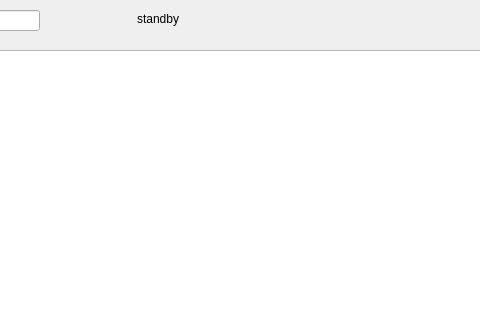
Qt form mainwindow.ui (ukkarikari/oop-txt) before a commit; both pictures show x 83 to 563 and y 0 to 320 of the 800 by 600 pixel window.
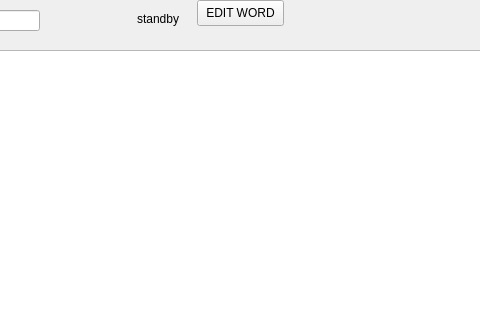
The same form after that commit.

```diff
--- a/mainwindow.ui
+++ b/mainwindow.ui
@@ -47,6 +47,19 @@
      <string>standby</string>
     </property>
    </widget>
+   <widget class="QPushButton" name="pushButton">
+    <property name="geometry">
+     <rect>
+      <x>280</x>
+      <y>0</y>
+      <width>87</width>
+      <height>26</height>
+     </rect>
+    </property>
+    <property name="text">
+     <string>EDIT WORD</string>
+    </property>
+   </widget>
   </widget>
   <widget class="QMenuBar" name="menubar">
    <property name="geometry">
```
Left out of the diff: 2 changed lines with no effect on the pictures.
